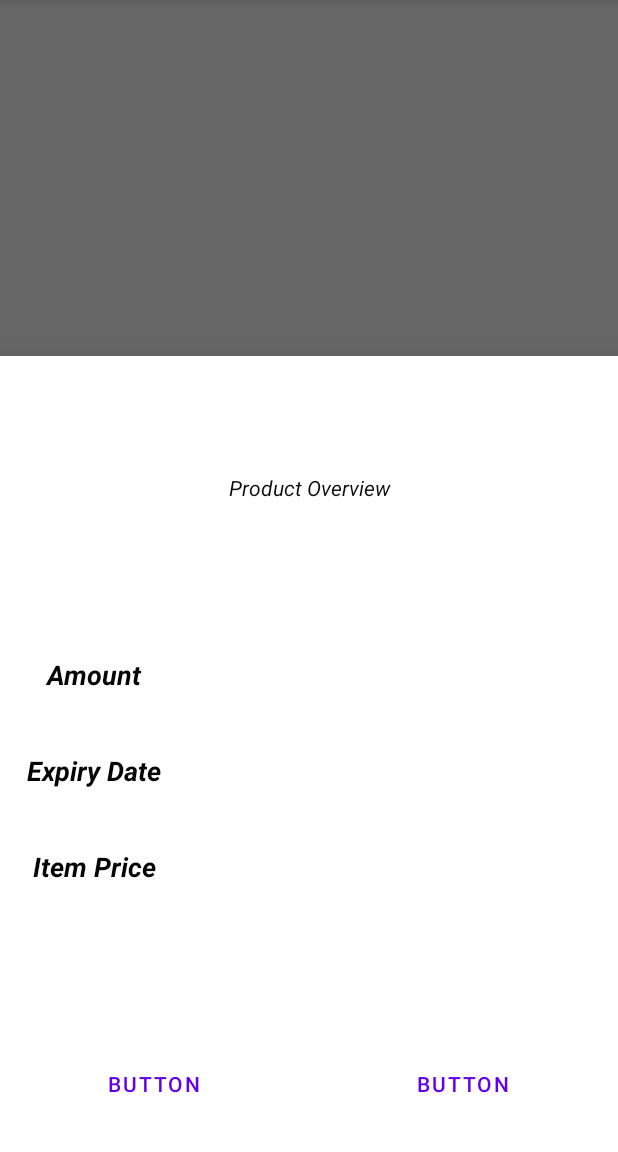
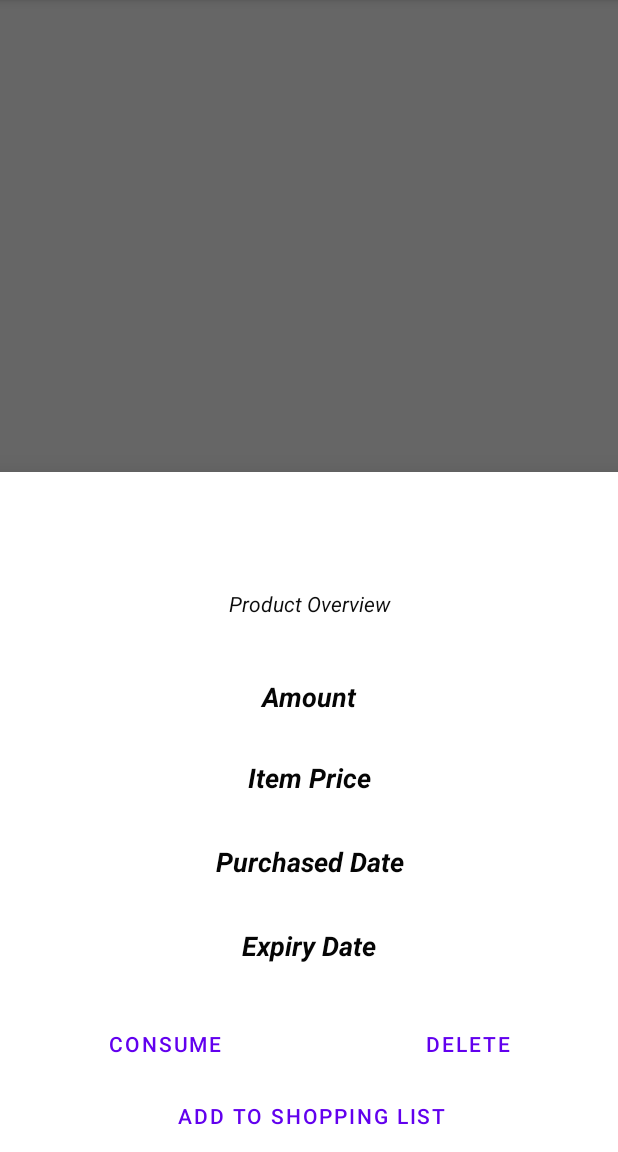
Before and after one commit to psbankar/grocy_list, an Android app: the fragment ModalBottomSheet shown on its own in the app's theme, on a phone screen of 412 x 824 dp, the part 84-1236 px from its top. Run offline under Robolectric (Android 15) with nearby library versions, the phone set to English and light mode, and no system bars; our stand-ins replace Firebase (no records; nobody signed in at launch, a user with empty details on screens opened directly).

Commit message:
Adapter and Bottom Layout

```diff
--- a/app/src/main/java/com/grocylist/StockOverviewAdapter.kt
+++ b/app/src/main/java/com/grocylist/StockOverviewAdapter.kt
@@ -93,7 +93,7 @@ class StockOverviewAdapter(stockOverviewActivity: StockOverviewActivity
             view.findViewById<TextView>(R.id.title).text =
                 list[position].data?.get("name").toString()
             view.findViewById<TextView>(R.id.amount).text =
-                list[position].data?.get("price").toString()
+                list[position].data?.get("amount").toString() + " " + list[position].data?.get("qty").toString()
             if (list[position].data?.get("expiry_date") != null) {
                 val date = (list[position].data?.get("expiry_date") as Timestamp).toDate()
                 val sdf = SimpleDateFormat("MM/dd/yyyy")
@@ -101,6 +101,16 @@ class StockOverviewAdapter(stockOverviewActivity: StockOverviewActivity
                 view.findViewById<TextView>(R.id.expiry_date).text =
                     newdate.toString()
             }
+            view.findViewById<TextView>(R.id.price).text =
+                list[position].data?.get("price").toString()
+            if (list[position].data?.get("date_purchased") != null) {
+                val date = (list[position].data?.get("date_purchased") as Timestamp).toDate()
+                val sdf = SimpleDateFormat("MM/dd/yyyy")
+                val purchasedate = sdf.format(date)
+                view.findViewById<TextView>(R.id.datPurchased).text =
+                    purchasedate.toString()
+            }
+
         }
     }
 
--- a/app/src/main/res/layout/stock_bottomsheet_layout.xml
+++ b/app/src/main/res/layout/stock_bottomsheet_layout.xml
@@ -6,12 +6,14 @@
     xmlns:tools="http://schemas.android.com/tools"
     android:layout_width="match_parent"
     android:layout_height="wrap_content"
-    android:orientation="vertical">
+    android:orientation="vertical"
+    android:paddingStart="10dp"
+    android:paddingEnd="10dp">
 
 
     <LinearLayout
-        android:layout_width="match_parent"
-        android:layout_height="200dp"
+        android:layout_width="392dp"
+        android:layout_height="wrap_content"
         android:orientation="vertical"
 
         android:paddingTop="40dp"
@@ -35,30 +37,22 @@
             android:textColor="#0C0C0C"
             android:textStyle="italic" />
 
-        <LinearLayout
-            android:layout_width="match_parent"
-            android:layout_height="51dp"
-            android:orientation="horizontal" />
-
 
     </LinearLayout>
 
-    <LinearLayout
-            android:layout_width="match_parent"
-            android:layout_height="wrap_content"
-            android:orientation="vertical">
 
     <LinearLayout
         android:layout_width="match_parent"
         android:layout_height="wrap_content"
         android:backgroundTint="#673AB7"
-            android:dividerPadding="10dp"
+
         android:elevation="10dp"
-            android:gravity="bottom"
+
         android:orientation="vertical">
 
+
         <TextView
-                android:layout_width="126dp"
+            android:layout_width="match_parent"
             android:layout_height="wrap_content"
             android:text="Amount"
             android:textAlignment="center"
@@ -67,15 +61,20 @@
             android:textColorHighlight="@android:color/background_dark"
             android:textStyle="bold|italic" />
 
+
         <TextView
             android:id="@+id/amount"
-                android:layout_width="125dp"
-                android:layout_height="39dp"
+            android:layout_width="match_parent"
+            android:layout_height="29dp"
             android:textAlignment="center"
             android:textColor="#050505" />
 
 
+
     </LinearLayout>
+
+
+
         <LinearLayout
             android:layout_width="match_parent"
             android:layout_height="wrap_content"
@@ -83,30 +82,7 @@
             android:orientation="vertical">
 
             <TextView
-                android:layout_width="126dp"
-                android:layout_height="wrap_content"
-                android:text="Expiry Date"
-                android:textAlignment="center"
-            android:textAppearance="@style/TextAppearance.AppCompat.Medium"
-            android:textColor="#050505"
-            android:textColorHighlight="@android:color/background_dark"
-            android:textStyle="bold|italic"/>
-
-            <TextView
-                android:id="@+id/expiry_date"
-                android:layout_width="125dp"
-                android:layout_height="39dp"
-                android:textAlignment="center"
-                android:textColor="#050505" />
-        </LinearLayout>
-        <LinearLayout
                 android:layout_width="match_parent"
-            android:layout_height="wrap_content"
-            android:backgroundTint="#673AB7"
-            android:orientation="vertical">
-
-            <TextView
-                android:layout_width="126dp"
                 android:layout_height="wrap_content"
                 android:text="Item Price"
                 android:textAlignment="center"
@@ -117,22 +93,68 @@
 
             <TextView
                 android:id="@+id/price"
-                android:layout_width="125dp"
-                android:layout_height="39dp"
+                android:layout_width="match_parent"
+                android:layout_height="31dp"
                 android:textAlignment="center"
                 android:textColor="#050505" />
 
 
         </LinearLayout>
+
+        <LinearLayout
+            android:layout_width="match_parent"
+            android:layout_height="wrap_content"
+            android:backgroundTint="#673AB7"
+            android:orientation="vertical">
+
+            <TextView
+                android:layout_width="match_parent"
+                android:layout_height="wrap_content"
+                android:text="Purchased Date"
+                android:textAlignment="center"
+                android:textAppearance="@style/TextAppearance.AppCompat.Medium"
+                android:textColor="#050505"
+                android:textColorHighlight="@android:color/background_dark"
+                android:textStyle="bold|italic" />
+
+            <TextView
+                android:id="@+id/datPurchased"
+                android:layout_width="match_parent"
+                android:layout_height="31dp"
+                android:textAlignment="center"
+                android:textColor="#050505" />
         </LinearLayout>
 
         <LinearLayout
             android:layout_width="match_parent"
-        android:layout_height="69dp"
-        android:orientation="horizontal"></LinearLayout>
+            android:layout_height="wrap_content"
+            android:backgroundTint="#673AB7"
+            android:orientation="vertical">
+
+            <TextView
+                android:layout_width="match_parent"
+                android:layout_height="wrap_content"
+                android:text="Expiry Date"
+                android:textAlignment="center"
+                android:textAppearance="@style/TextAppearance.AppCompat.Medium"
+                android:textColor="#050505"
+                android:textColorHighlight="@android:color/background_dark"
+                android:textStyle="bold|italic" />
+
+            <TextView
+                android:id="@+id/expiry_date"
+                android:layout_width="match_parent"
+                android:layout_height="29dp"
+                android:textAlignment="center"
+                android:textColor="#050505" />
+
+
+        </LinearLayout>
+
+
     <LinearLayout
         android:layout_width="match_parent"
-        android:layout_height="69dp"
+        android:layout_height="wrap_content"
         android:orientation="horizontal">
 
         <Button
@@ -141,18 +163,34 @@
             android:layout_height="wrap_content"
             android:layout_weight="1"
             android:paddingStart="10dp"
+            android:paddingLeft="20dp"
             android:paddingEnd="10dp"
-            android:text="Button" />
+            android:text="Consume" />
 
         <Button
             android:id="@+id/button6"
-            style="ro"
+
             android:layout_width="wrap_content"
             android:layout_height="wrap_content"
             android:layout_weight="1"
-            android:paddingLeft="10dp"
+            android:paddingLeft="20dp"
             android:paddingEnd="10dp"
-            android:text="Button" />
+            android:paddingRight="10dp"
+            android:text="Delete" />
+    </LinearLayout>
+
+    <LinearLayout
+        android:layout_width="395dp"
+        android:layout_height="wrap_content"
+        android:orientation="horizontal">
+
+        <Button
+            android:id="@+id/button8"
+            android:layout_width="match_parent"
+            android:layout_height="match_parent"
+            android:layout_weight="1"
+            android:text="Add to Shopping List"
+            android:textAlignment="center" />
     </LinearLayout>
 
 
```
Lines whose indentation alone changed are shown as unchanged.
